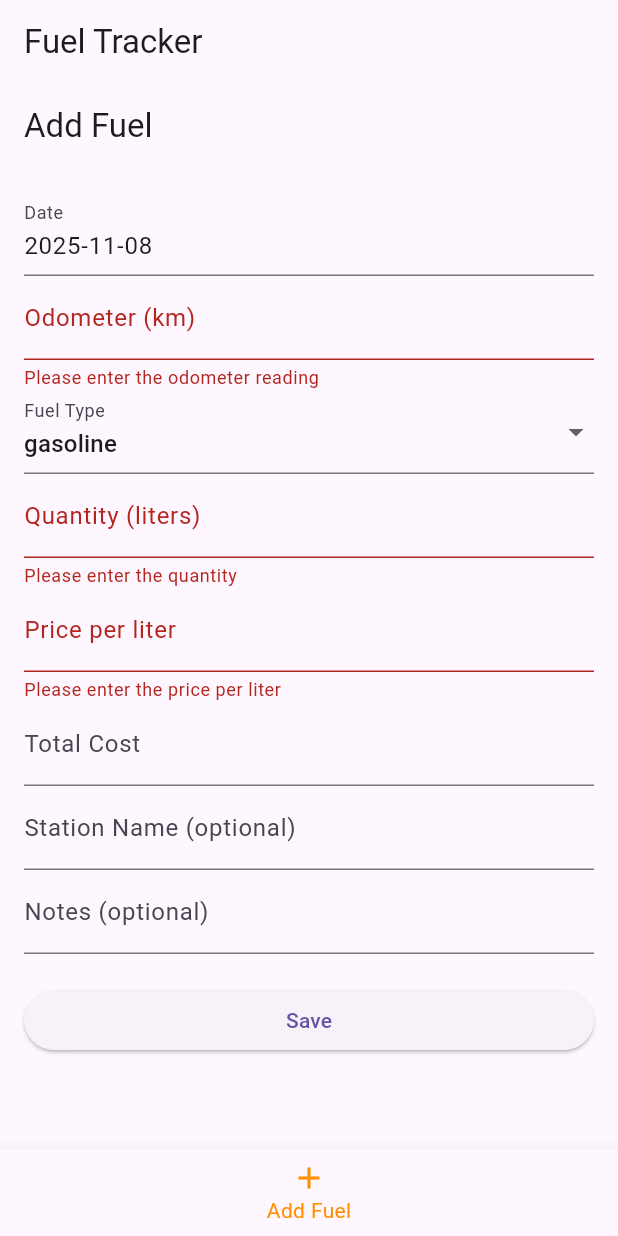
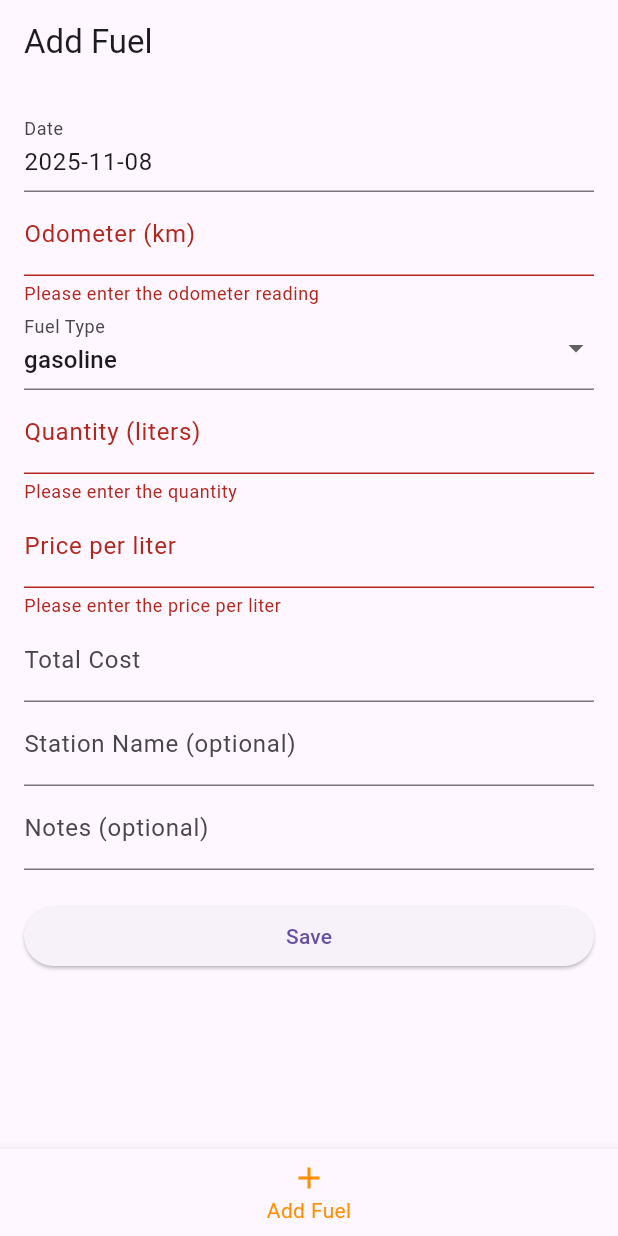
Before and after one commit to tolga-sparkles/YakitTakipMobilAppJules, a Flutter app: the screen it shows after launch, item 3 of the bottom bar chosen, after a tap on "Save", on a phone screen of 412 x 824 dp. Run offline on Flutter 3.47's test engine with Material 3 defaults, Android fonts, the phone set to English and light mode, and no system bars; our stand-ins replace sqflite; accounts and stored records are empty.

Commit message:
refactor: Update to Android V2 embedding and refactor screens
This commit updates the Android project to use the V2 embedding.

It also includes a refactoring of the screens to remove nested Scaffolds, which improves the UI layout and removes unnecessary code.

Additionally, a navigation bug in the "Add Fuel" and "Add Maintenance" screens has been fixed. Instead of popping the navigator, the form is now cleared after saving, which provides a better user experience.

Finally, the main AppBar title is now dynamic and changes based on the selected tab.

```diff
--- a/lib/main.dart
+++ b/lib/main.dart
@@ -54,6 +54,14 @@ class _HomePageState extends State<HomePage> {
     ProfileScreen(),
   ];
 
+  static const List<String> _widgetTitles = <String>[
+    'My Statistics',
+    'Fuel Prices',
+    'Add Fuel',
+    'Add Maintenance',
+    'Profile',
+  ];
+
   void _onItemTapped(int index) {
     setState(() {
       _selectedIndex = index;
@@ -64,7 +72,7 @@ class _HomePageState extends State<HomePage> {
   Widget build(BuildContext context) {
     return Scaffold(
       appBar: AppBar(
-        title: const Text('Fuel Tracker'),
+        title: Text(_widgetTitles.elementAt(_selectedIndex)),
       ),
       body: Center(
         child: _widgetOptions.elementAt(_selectedIndex),
--- a/lib/screens/add_fuel_screen.dart
+++ b/lib/screens/add_fuel_screen.dart
@@ -36,6 +36,20 @@ class _AddFuelScreenState extends State<AddFuelScreen> {
     _totalCostController.text = totalCost.toStringAsFixed(2);
   }
 
+  void _clearForm() {
+    _formKey.currentState?.reset();
+    _dateController.text = DateFormat('yyyy-MM-dd').format(DateTime.now());
+    _odometerController.clear();
+    _quantityController.clear();
+    _pricePerLiterController.clear();
+    _totalCostController.clear();
+    _stationNameController.clear();
+    _notesController.clear();
+    setState(() {
+      _fuelType = 'gasoline';
+    });
+  }
+
   Future<void> _saveFuelEntry() async {
     final dbHelper = DatabaseHelper();
     final fuelEntry = {
@@ -53,11 +67,7 @@ class _AddFuelScreenState extends State<AddFuelScreen> {
 
   @override
   Widget build(BuildContext context) {
-    return Scaffold(
-      appBar: AppBar(
-        title: const Text('Add Fuel'),
-      ),
-      body: Padding(
+    return Padding(
       padding: const EdgeInsets.all(16.0),
       child: Form(
         key: _formKey,
@@ -76,7 +86,8 @@ class _AddFuelScreenState extends State<AddFuelScreen> {
                 );
                 if (pickedDate != null) {
                   setState(() {
-                      _dateController.text = DateFormat('yyyy-MM-dd').format(pickedDate);
+                    _dateController.text =
+                        DateFormat('yyyy-MM-dd').format(pickedDate);
                   });
                 }
               },
@@ -109,7 +120,8 @@ class _AddFuelScreenState extends State<AddFuelScreen> {
             ),
             TextFormField(
               controller: _quantityController,
-                decoration: const InputDecoration(labelText: 'Quantity (liters)'),
+              decoration:
+                  const InputDecoration(labelText: 'Quantity (liters)'),
               keyboardType: TextInputType.number,
               validator: (value) {
                 if (value == null || value.isEmpty) {
@@ -136,7 +148,8 @@ class _AddFuelScreenState extends State<AddFuelScreen> {
             ),
             TextFormField(
               controller: _stationNameController,
-                decoration: const InputDecoration(labelText: 'Station Name (optional)'),
+              decoration:
+                  const InputDecoration(labelText: 'Station Name (optional)'),
             ),
             TextFormField(
               controller: _notesController,
@@ -148,9 +161,10 @@ class _AddFuelScreenState extends State<AddFuelScreen> {
                 if (_formKey.currentState!.validate()) {
                   _saveFuelEntry();
                   ScaffoldMessenger.of(context).showSnackBar(
-                      const SnackBar(content: Text('Fuel entry saved successfully')),
+                    const SnackBar(
+                        content: Text('Fuel entry saved successfully')),
                   );
-                    Navigator.pop(context);
+                  _clearForm();
                 }
               },
               child: const Text('Save'),
@@ -158,7 +172,6 @@ class _AddFuelScreenState extends State<AddFuelScreen> {
           ],
         ),
       ),
-      ),
     );
   }
 }
--- a/lib/screens/my_statistics_screen.dart
+++ b/lib/screens/my_statistics_screen.dart
@@ -41,23 +41,32 @@ class _MyStatisticsScreenState extends State<MyStatisticsScreen> {
         consumptionCount++;
       }
     }
-    _avgConsumption = consumptionCount > 0 ? totalConsumption / consumptionCount : 0;
+    _avgConsumption =
+        consumptionCount > 0 ? totalConsumption / consumptionCount : 0;
 
     // Total Monthly Spending
     final now = DateTime.now();
     _monthlySpending = fuelEntries
-        .where((entry) => DateTime.parse(entry['date']).month == now.month && DateTime.parse(entry['date']).year == now.year)
+        .where((entry) =>
+            DateTime.parse(entry['date']).month == now.month &&
+            DateTime.parse(entry['date']).year == now.year)
         .fold(0.0, (sum, entry) => sum + entry['totalCost']);
 
     // Average Price Per Liter
-    _avgPrice = fuelEntries.fold(0.0, (sum, entry) => sum + entry['pricePerLiter']) / fuelEntries.length;
+    _avgPrice = fuelEntries.fold(
+            0.0, (sum, entry) => sum + entry['pricePerLiter']) /
+        fuelEntries.length;
 
     // Distance Driven in Last 30 Days
     final thirtyDaysAgo = now.subtract(const Duration(days: 30));
-    final recentEntries = fuelEntries.where((entry) => DateTime.parse(entry['date']).isAfter(thirtyDaysAgo)).toList();
+    final recentEntries = fuelEntries
+        .where((entry) => DateTime.parse(entry['date']).isAfter(thirtyDaysAgo))
+        .toList();
     if (recentEntries.length > 1) {
-      final maxOdometer = recentEntries.map((e) => e['odometer']).reduce((a, b) => a > b ? a : b);
-      final minOdometer = recentEntries.map((e) => e['odometer']).reduce((a, b) => a < b ? a : b);
+      final maxOdometer =
+          recentEntries.map((e) => e['odometer']).reduce((a, b) => a > b ? a : b);
+      final minOdometer =
+          recentEntries.map((e) => e['odometer']).reduce((a, b) => a < b ? a : b);
       _distanceLast30Days = maxOdometer - minOdometer;
     }
 
@@ -66,11 +75,7 @@ class _MyStatisticsScreenState extends State<MyStatisticsScreen> {
 
   @override
   Widget build(BuildContext context) {
-    return Scaffold(
-      appBar: AppBar(
-        title: const Text('My Statistics'),
-      ),
-      body: ListView(
+    return ListView(
       padding: const EdgeInsets.all(16.0),
       children: [
         Card(
@@ -98,7 +103,6 @@ class _MyStatisticsScreenState extends State<MyStatisticsScreen> {
           ),
         ),
       ],
-      ),
     );
   }
 }
--- a/lib/screens/prices_screen.dart
+++ b/lib/screens/prices_screen.dart
@@ -43,9 +43,6 @@ class _PricesScreenState extends State<PricesScreen> {
   @override
   Widget build(BuildContext context) {
     return Scaffold(
-      appBar: AppBar(
-        title: const Text('Fuel Prices'),
-      ),
       body: ListView.builder(
         itemCount: _fuelPrices.length,
         itemBuilder: (context, index) {
```
Also changed, not shown: lib/screens/add_maintenance_screen.dart (+20 -10 lines), lib/screens/profile_screen.dart (+7 -9 lines), 35 other files. Lines whose indentation alone changed are shown as unchanged.
